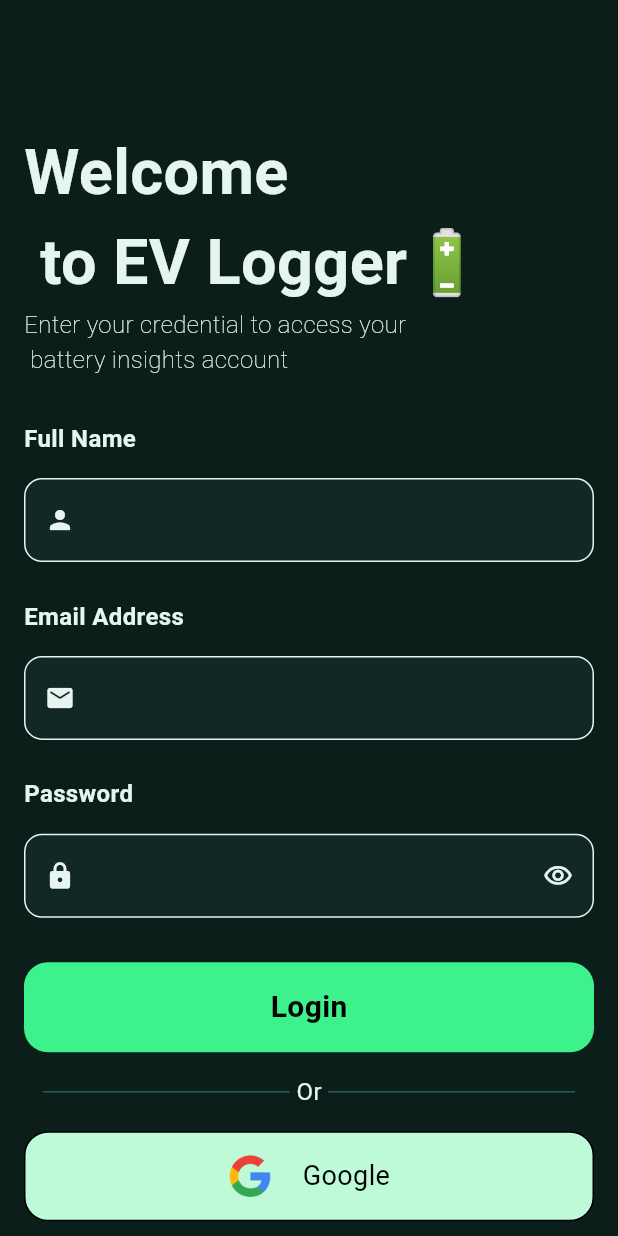
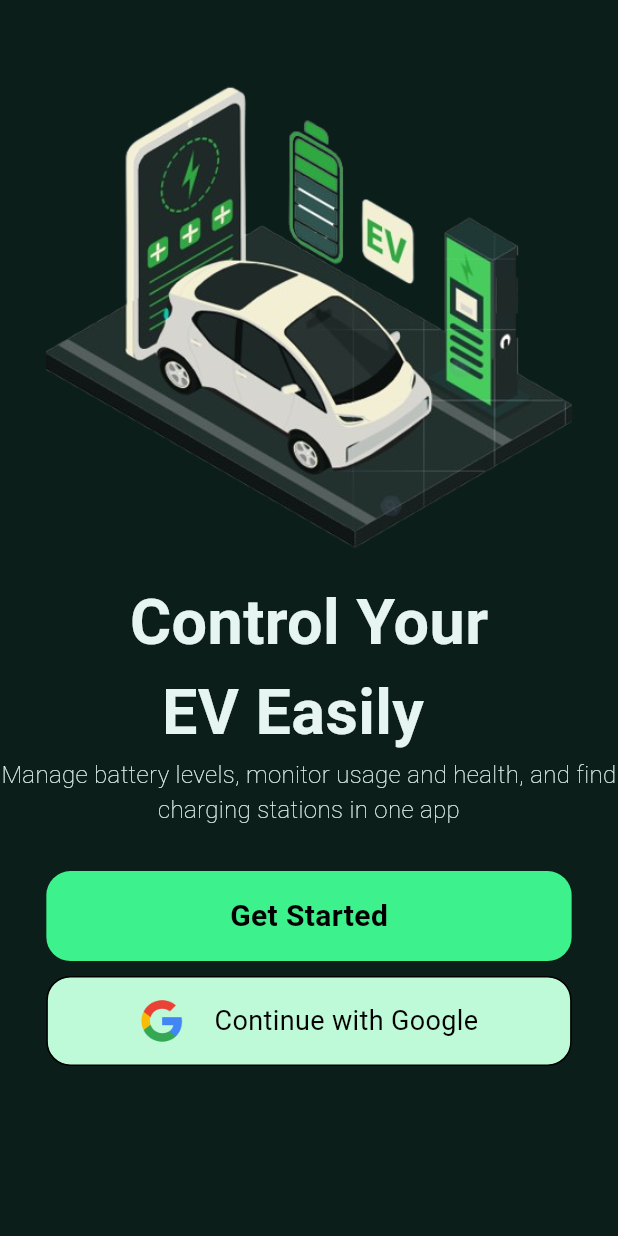
Before and after one commit to KarimaMahmoud626/EV-App, a Flutter app: the screen it shows after launch, on a phone screen of 412 x 824 dp. Run offline on Flutter 3.47's test engine with Material 3 defaults, Android fonts, the phone set to English and light mode, and no system bars; our stand-ins replace cloud_firestore, dartz, equatable, firebase_auth, firebase_core, flutter_bloc and 2 more; missing offline and left inert: dashed_progress_bar, font_awesome_icon_class; accounts and stored records are empty.

Commit message:
onboarding view

```diff
--- a/lib/core/constants.dart
+++ b/lib/core/constants.dart
@@ -1,6 +1,7 @@
 const kName = 'name';
 const kEmail = 'email';
 const kPassword = 'password';
+const kImage = 'image';
 
 const kSoc = 'soc';
 const kSoh = 'soh';
--- a/lib/core/widgets/custom_buttons.dart
+++ b/lib/core/widgets/custom_buttons.dart
@@ -2,11 +2,16 @@
 import 'package:ev_app/core/widgets/space.dart';
 import 'package:flutter/material.dart';
 
-class CustomLoginButton extends StatelessWidget {
-  const CustomLoginButton({super.key, this.onTap, this.isLoading = false});
+class CustomGenralButton extends StatelessWidget {
+  const CustomGenralButton({
+    super.key,
+    this.onTap,
+    this.isLoading = false,
+    this.text = 'Login',
+  });
 
   final void Function()? onTap;
-
+  final String? text;
   final bool isLoading;
 
   @override
@@ -30,7 +35,7 @@
                     child: CircularProgressIndicator(color: colors.onPrimary),
                   )
                   : Text(
-                    'Login',
+                    text!,
                     style: TextStyle(
                       color: colors.onPrimaryFixedVariant,
                       fontSize: 20,
@@ -49,13 +54,15 @@
     this.imagePath,
     required this.text,
     this.onTap,
-    this.isLoading,
+    this.isLoading = false,
+    this.color,
   });
 
   final String? imagePath;
   final String text;
   final void Function()? onTap;
   final bool? isLoading;
+  final Color? color;
 
   @override
   Widget build(BuildContext context) {
@@ -66,7 +73,7 @@
         height: 60,
         width: SizeConfig.screenWidth,
         decoration: BoxDecoration(
-          color: colors.secondary,
+          color: color ?? colors.secondary,
           border: Border.all(color: colors.onSecondaryContainer),
           borderRadius: BorderRadius.circular(16),
         ),
--- a/lib/features/auth/presentation/pages/login/widgets/login_view_body.dart
+++ b/lib/features/auth/presentation/pages/login/widgets/login_view_body.dart
@@ -129,7 +129,7 @@
                   ),
                 ),
                 VerticalSpace(3),
-                CustomLoginButton(
+                CustomGenralButton(
                   isLoading: isLoading,
                   onTap: () {
                     if (_formKey.currentState!.validate()) {
--- a/lib/features/battery_monitoring/presentation/pages/home/widgets/charging_status_card.dart
+++ b/lib/features/battery_monitoring/presentation/pages/home/widgets/charging_status_card.dart
@@ -15,7 +15,7 @@
   @override
   Widget build(BuildContext context) {
     final colors = Theme.of(context).colorScheme;
-    final timeInMin = timeToFull!.inMinutes;
+    final timeInMin = timeToFull != null ? timeToFull!.inMinutes : 0;
     final hours = (timeInMin / 60).toInt();
     final min = timeInMin % 60;
     return Column(
--- /dev/null
+++ b/lib/features/onboarding/presentation/onboarding_view.dart
@@ -0,0 +1,28 @@
+import 'package:ev_app/features/auth/data/datasources/auth_remote_data_source_impl.dart';
+import 'package:ev_app/features/auth/data/repos/auth_repo_impl.dart';
+import 'package:ev_app/features/auth/presentation/manager/bloc/auth_bloc.dart';
+import 'package:ev_app/features/onboarding/presentation/widgets/onboarding_body.dart';
+import 'package:firebase_auth/firebase_auth.dart';
+import 'package:flutter/material.dart';
+import 'package:flutter_bloc/flutter_bloc.dart';
+import 'package:google_sign_in/google_sign_in.dart';
+
+class OnboardingView extends StatelessWidget {
+  const OnboardingView({super.key});
+
+  @override
+  Widget build(BuildContext context) {
+    return BlocProvider(
+      create:
+          (context) => AuthBloc(
+            repo: AuthRepoImpl(
+              dataSource: AuthRemoteDataSourceImpl(
+                FirebaseAuth.instance,
+                GoogleSignIn(),
+              ),
+            ),
+          ),
+      child: Scaffold(body: OnboardingBody()),
+    );
+  }
+}
--- /dev/null
+++ b/lib/features/onboarding/presentation/widgets/onboarding_body.dart
@@ -0,0 +1,99 @@
+import 'package:ev_app/core/utils/size_config.dart';
+import 'package:ev_app/core/widgets/custom_buttons.dart';
+import 'package:ev_app/core/widgets/space.dart';
+import 'package:ev_app/features/auth/data/models/user_model.dart';
+import 'package:ev_app/features/auth/presentation/manager/bloc/auth_bloc.dart';
+import 'package:ev_app/features/auth/presentation/pages/login/login_view.dart';
+import 'package:ev_app/features/nav_bar/presentation/widgets/custom_navigation_bar.dart';
+import 'package:flutter/material.dart';
+import 'package:flutter_bloc/flutter_bloc.dart';
+
+class OnboardingBody extends StatelessWidget {
+  const OnboardingBody({super.key});
+
+  @override
+  Widget build(BuildContext context) {
+    SizeConfig().init(context);
+    final colors = Theme.of(context).colorScheme;
+    return BlocConsumer<AuthBloc, AuthState>(
+      listener: (context, state) {
+        if (state is AuthSuccess) {
+          Navigator.pushReplacement(
+            context,
+            MaterialPageRoute(
+              builder:
+                  (_) => CustomNavigationBar(
+                    user: UserModel(
+                      name: state.userCred.user!.displayName,
+                      email: state.userCred.user!.email!,
+                    ),
+                  ),
+            ),
+          );
+        }
+        if (state is AuthError) {
+          ScaffoldMessenger.of(
+            context,
+          ).showSnackBar(SnackBar(content: Text(state.errorMessage)));
+        }
+      },
+      builder: (context, state) {
+        return SafeArea(
+          child: Column(
+            children: [
+              VerticalSpace(3),
+              Center(
+                child: SizedBox(
+                  width: SizeConfig.screenWidth! * 0.85,
+                  child: Image.asset('assets/images/onboarding.png'),
+                ),
+              ),
+              Text(
+                'Control Your\n  EV Easily',
+                style: TextStyle(
+                  fontSize: 42,
+                  color: colors.onBackground,
+                  fontWeight: FontWeight.bold,
+                ),
+              ),
+              Text(
+                'Manage battery levels, monitor usage and health, and find charging stations in one app',
+                style: TextStyle(
+                  color: colors.onBackground,
+                  fontSize: 16,
+                  fontWeight: FontWeight.w100,
+                ),
+                textAlign: TextAlign.center,
+              ),
+              VerticalSpace(3),
+              SizedBox(
+                width: SizeConfig.screenWidth! * 0.85,
+                child: CustomGenralButton(
+                  text: 'Get Started',
+                  onTap: () {
+                    Navigator.pushReplacement(
+                      context,
+                      MaterialPageRoute(builder: (_) => LoginView()),
+                    );
+                  },
+                ),
+              ),
+              VerticalSpace(1),
+              SizedBox(
+                width: SizeConfig.screenWidth! * 0.85,
+                child: CustomLoginWithButton(
+                  isLoading: state is AuthLoading,
+                  text: 'Continue with Google',
+                  imagePath: 'assets/icons/google_icon.png',
+                  onTap: () {
+                    context.read<AuthBloc>().add(GoogleSignInRequested());
+                  },
+                ),
+              ),
+            ],
+          ),
+        );
+      },
+    );
+  }
+}
--- a/lib/main.dart
+++ b/lib/main.dart
@@ -1,6 +1,6 @@
 import 'package:ev_app/core/theme/app_theme.dart';
 import 'package:ev_app/core/theme/theme_cubit.dart';
-import 'package:ev_app/features/auth/presentation/pages/login/login_view.dart';
+import 'package:ev_app/features/onboarding/presentation/onboarding_view.dart';
 import 'package:firebase_core/firebase_core.dart';
 import 'package:flutter/material.dart';
 import 'package:flutter_bloc/flutter_bloc.dart';
@@ -26,7 +26,7 @@
             theme: AppTheme.dark(),
             darkTheme: AppTheme.dark(),
             themeMode: mode,
-            home: LoginView(),
+            home: OnboardingView(),
           );
         },
       ),
```
Also changed, not shown: lib/features/nav_bar/presentation/widgets/custom_navigation_bar.dart (+3 -7 lines), assets/images/onboarding.png (added).
